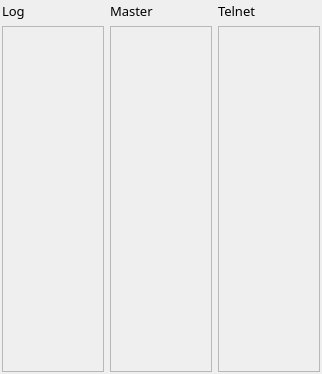
Old version of the form not1mm/data/checkwindow.ui in the repository mbridak/not1mm.
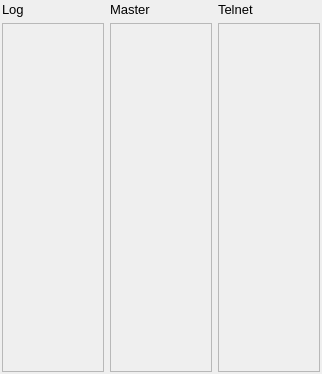
New version of the form.

Commit message: Remove JetBrains Mono font specification from CheckPartial UI elements for consistency

Diff of the .ui file:
```diff
--- a/not1mm/data/checkwindow.ui
+++ b/not1mm/data/checkwindow.ui
@@ -17,11 +17,6 @@
    <string>CheckPartial</string>
   </property>
   <widget class="QWidget" name="widget">
-   <property name="font">
-    <font>
-     <family>JetBrains Mono</family>
-    </font>
-   </property>
    <layout class="QGridLayout" name="checkpartialgridlayout">
     <property name="margin" stdset="0">
      <number>2</number>
@@ -141,7 +136,6 @@
      <widget class="QLabel" name="logListLabel">
       <property name="font">
        <font>
-        <family>JetBrains Mono</family>
         <pointsize>10</pointsize>
        </font>
       </property>
@@ -154,7 +148,6 @@
      <widget class="QLabel" name="masterListLabel">
       <property name="font">
        <font>
-        <family>JetBrains Mono</family>
         <pointsize>10</pointsize>
        </font>
       </property>
@@ -167,7 +160,6 @@
      <widget class="QLabel" name="telnetListLabel">
       <property name="font">
        <font>
-        <family>JetBrains Mono</family>
         <pointsize>10</pointsize>
        </font>
       </property>
```
